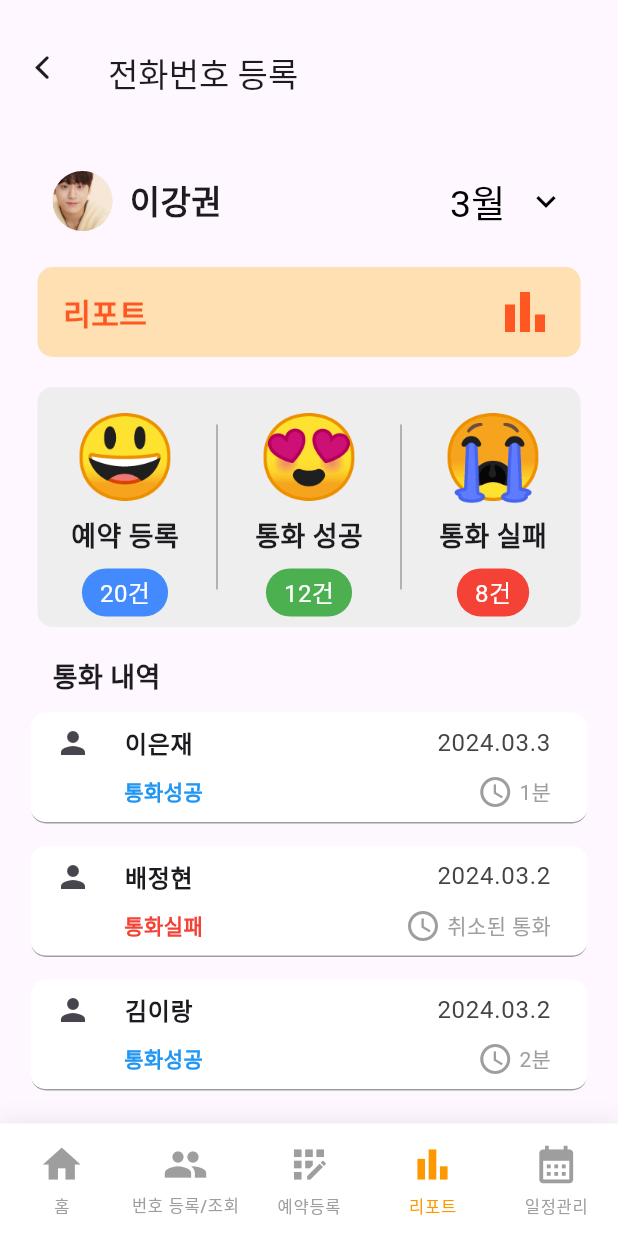
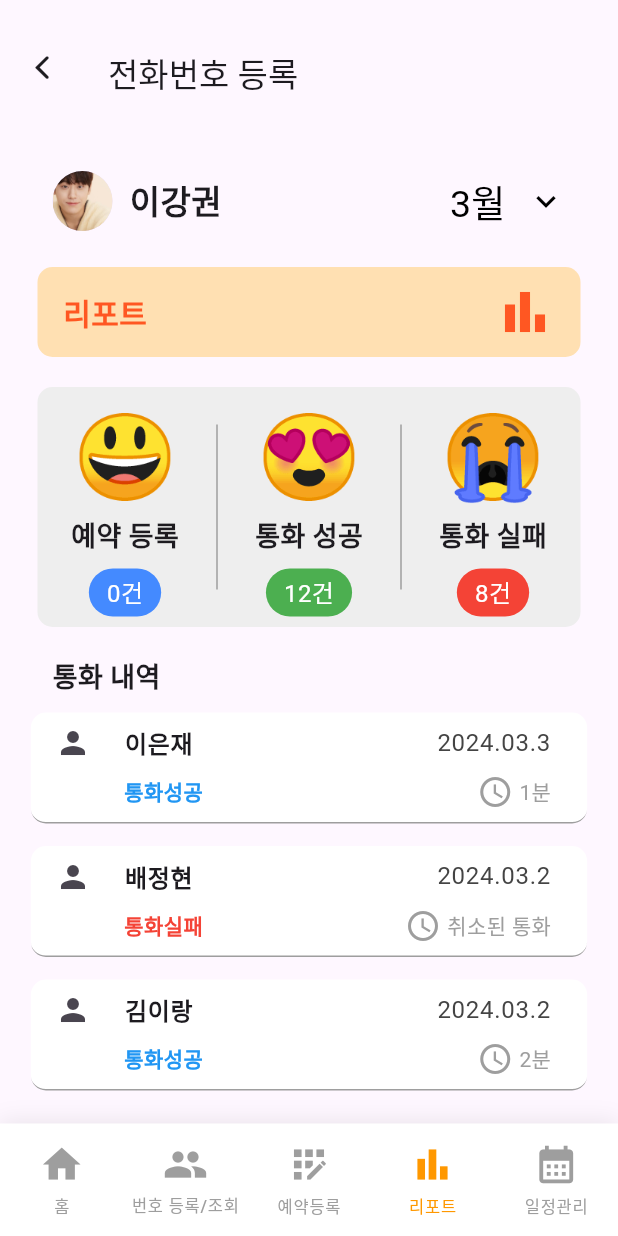
Before and after one commit to ProjectTeam-Cube/Cubeproject, a Flutter app: the screen it shows after launch, item 4 of the bottom bar chosen, on a phone screen of 412 x 824 dp. Run offline on Flutter 3.47's test engine with Material 3 defaults, Android fonts, the light colour scheme and no system bars; our stand-ins replace awesome_bottom_bar, flutter_slidable, flutter_time_picker_spinner, image_picker, shared_preferences, table_calendar; missing offline and left inert: material_text_fields.

Commit message:
reservation + report 서로 다른 파일 간 reservations list를 연결

```diff
--- a/lib/report/report.dart
+++ b/lib/report/report.dart
@@ -2,6 +2,7 @@ import 'package:flutter/cupertino.dart';
 import 'package:flutter/material.dart';
 
 import '../appbarAndnavigatorbar/app_bar.dart';
+import '../reservation/reservation_screen.dart';
 
 class ContactRecordScreen extends StatefulWidget {
   @override
@@ -18,6 +19,7 @@ class _ContactRecordScreenState extends State<ContactRecordScreen> {
   ];
 
   String dropdownValue = '3월';
+  int reservationCount = ReservationScreen.reservations.length;
 
   @override
   Widget build(BuildContext context) {
@@ -173,7 +175,7 @@ class _ContactRecordScreenState extends State<ContactRecordScreen> {
                                     BorderRadius.circular(20), // 모서리 둥글게 설정
                               ),
                               child: Text(
-                                '20건',
+                                '$reservationCount건',
                                 style: TextStyle(
                                   fontSize: 16,
                                   color: Colors.white, // 텍스트 색상을 배경과 대비되게 설정
```
Also changed, not shown: lib/reservation/reservation_screen.dart (+10 -3 lines).
